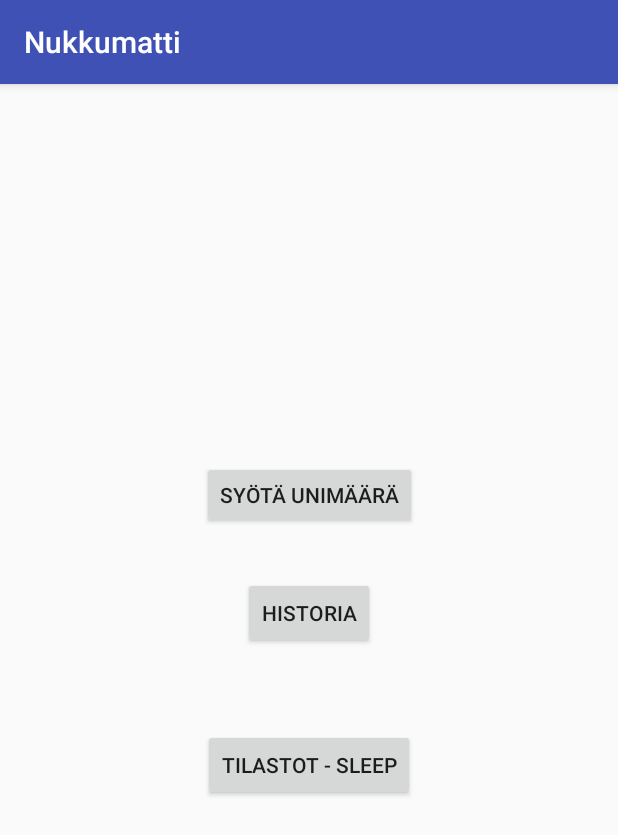
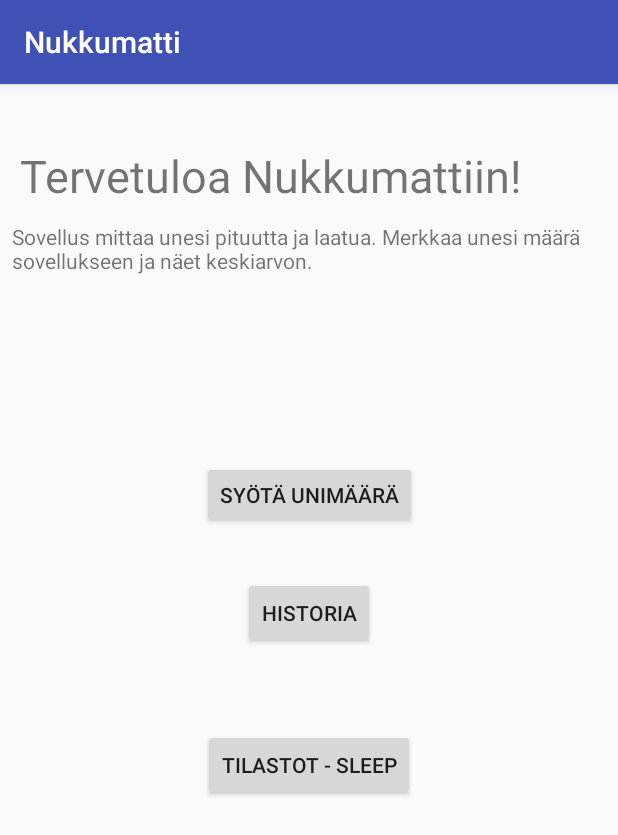
Before and after one commit to nakkijorma/Nukkumatti, an Android app: the screen it shows after launch (MainActivity), on a phone screen of 412 x 824 dp. Shown: the top 835 px of the screen. Run offline under Robolectric (Android 15) with nearby library versions, the phone set to English and light mode, and no system bars.

Commit message:
Aloitusotsikko ja teksti. Layoutiin textView muutoksia.

```diff
--- a/app/src/main/res/layout/activity_main.xml
+++ b/app/src/main/res/layout/activity_main.xml
@@ -32,14 +32,15 @@ tools:context=".MainActivity">
 
     <TextView
         android:id="@+id/textView2"
-    android:layout_width="161dp"
+        android:layout_width="wrap_content"
         android:layout_height="43dp"
+        android:layout_marginStart="8dp"
+        android:layout_marginLeft="8dp"
+        android:layout_marginTop="7dp"
+        android:layout_marginEnd="8dp"
+        android:layout_marginRight="8dp"
         android:layout_marginBottom="8dp"
-    android:layout_marginEnd="8dp"
-    android:layout_marginLeft="8dp"
-    android:layout_marginRight="8dp"
-    android:layout_marginStart="8dp"
-    android:layout_marginTop="8dp"
+        android:text="@string/aloitusOtsikko"
         android:textSize="30sp"
         app:layout_constraintBottom_toTopOf="@+id/button1"
         app:layout_constraintEnd_toEndOf="parent"
@@ -59,4 +60,20 @@ tools:context=".MainActivity">
     app:layout_constraintTop_toBottomOf="@+id/button2"
     app:layout_constraintVertical_bias="0.155" />
 
+    <TextView
+        android:id="@+id/textView"
+        android:layout_width="0dp"
+        android:layout_height="0dp"
+        android:layout_marginStart="8dp"
+        android:layout_marginLeft="8dp"
+        android:layout_marginTop="8dp"
+        android:layout_marginEnd="8dp"
+        android:layout_marginRight="8dp"
+        android:layout_marginBottom="8dp"
+        android:text="@string/aloitusTeksti"
+        app:layout_constraintBottom_toTopOf="@+id/button1"
+        app:layout_constraintEnd_toEndOf="parent"
+        app:layout_constraintStart_toStartOf="parent"
+        app:layout_constraintTop_toBottomOf="@+id/textView2" />
+
 </android.support.constraint.ConstraintLayout>
--- a/app/src/main/res/values/strings.xml
+++ b/app/src/main/res/values/strings.xml
@@ -1,3 +1,5 @@
 <resources>
     <string name="app_name">Nukkumatti</string>
+    <string name="aloitusOtsikko">Tervetuloa Nukkumattiin!</string>
+    <string name="aloitusTeksti">Sovellus mittaa unesi pituutta ja laatua. Merkkaa unesi määrä sovellukseen ja näet keskiarvon.</string>
 </resources>
```
Lines whose indentation alone changed are shown as unchanged.
